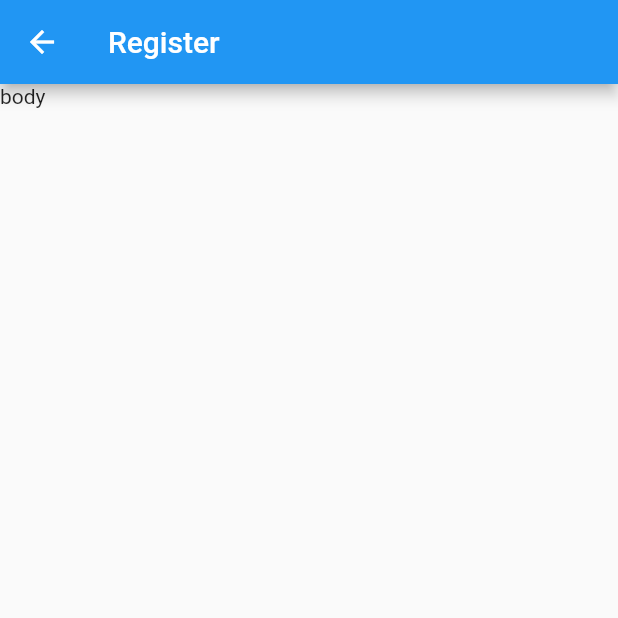
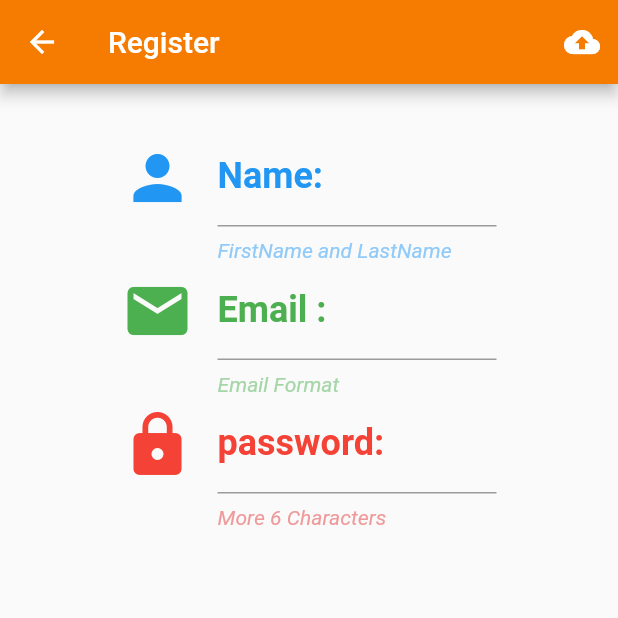
Before and after one commit to Arthitvic/Flutter-arthit, a Flutter app: the screen it shows after launch, after a tap on "Sing Up", on a phone screen of 412 x 824 dp, the top half of it. Run offline on Flutter 3.47's test engine with Material 2 defaults, Android fonts, the phone set to English and light mode, and no system bars.

Commit message:
14082019

```diff
--- a/lib/main.dart
+++ b/lib/main.dart
@@ -11,6 +11,7 @@ class MyApp extends StatelessWidget {
   Widget build(BuildContext context) {
     SystemChrome.setPreferredOrientations([DeviceOrientation.portraitUp,DeviceOrientation.portraitDown]);
     return MaterialApp(
+      debugShowCheckedModeBanner: false,
       home: Authen(),
     );
   }
--- a/lib/screens/register.dart
+++ b/lib/screens/register.dart
@@ -6,13 +6,111 @@ class Register extends StatefulWidget {
 }
 
 class _RegisterState extends State<Register> {
+//Explicit
+
+//Method
+  Widget uploadButton() {
+    return IconButton(
+      icon: Icon(Icons.cloud_upload),
+      onPressed: () {},
+    );
+  }
+
+  Widget nameText() {
+    return TextFormField(
+      decoration: InputDecoration(
+        labelText: 'Name:',
+        labelStyle: TextStyle(
+          color: Colors.blue,
+          fontSize: 24.0,
+          fontWeight: FontWeight.bold,
+        ),
+        helperText: 'FirstName and LastName',
+        helperStyle: TextStyle(
+          color: Colors.blue[200],
+          fontSize: 14.0,
+          fontStyle: FontStyle.italic,
+        ),
+        icon: Icon(
+          Icons.person,
+          size: 48.0,
+          color: Colors.blue,
+        ),
+      ),
+    );
+  }
+
+  Widget emailText() {
+    return TextFormField(
+      keyboardType: TextInputType.emailAddress,
+      decoration: InputDecoration(
+        labelText: 'Email :',
+        labelStyle: TextStyle(
+          color: Colors.green,
+          fontSize: 24.0,
+          fontWeight: FontWeight.bold,
+        ),
+        helperText: 'Email Format',
+        helperStyle: TextStyle(
+          color: Colors.green[200],
+          fontSize: 14.0,
+          fontStyle: FontStyle.italic,
+        ),
+        icon: Icon(
+          Icons.email,
+          size: 48.0,
+          color: Colors.green,
+        ),
+      ),
+    );
+  }
+
+  Widget passwordText() {
+    return TextFormField(
+      obscureText: true,
+      decoration: InputDecoration(
+        labelText: 'password:',
+        labelStyle: TextStyle(
+          color: Colors.red,
+          fontSize: 24.0,
+          fontWeight: FontWeight.bold,
+        ),
+        helperText: 'More 6 Characters',
+        helperStyle: TextStyle(
+          color: Colors.red[200],
+          fontSize: 14.0,
+          fontStyle: FontStyle.italic,
+        ),
+        icon: Icon(
+          Icons.lock,
+          size: 48.0,
+          color: Colors.red,
+        ),
+      ),
+    );
+  }
+
   @override
   Widget build(BuildContext context) {
     return Scaffold(
-      appBar: AppBar(
-        title: Text('Register'),
-      ),
-      body: Text('body'), // AppBer
-    );
+        appBar: AppBar(
+          actions: <Widget>[uploadButton()],
+          backgroundColor: Colors.orange[700],
+          title: Text('Register'),
+        ),
+        body: Container(
+          padding: EdgeInsets.only(top: 30.0),
+          alignment: Alignment.topCenter,
+          child: Container(
+            width: 250.0,
+            child: Column(
+              children: <Widget>[
+                nameText(),
+                emailText(),
+                passwordText(),
+              ],
+            ),
+          ),
+        ),);
   }
 }
```
